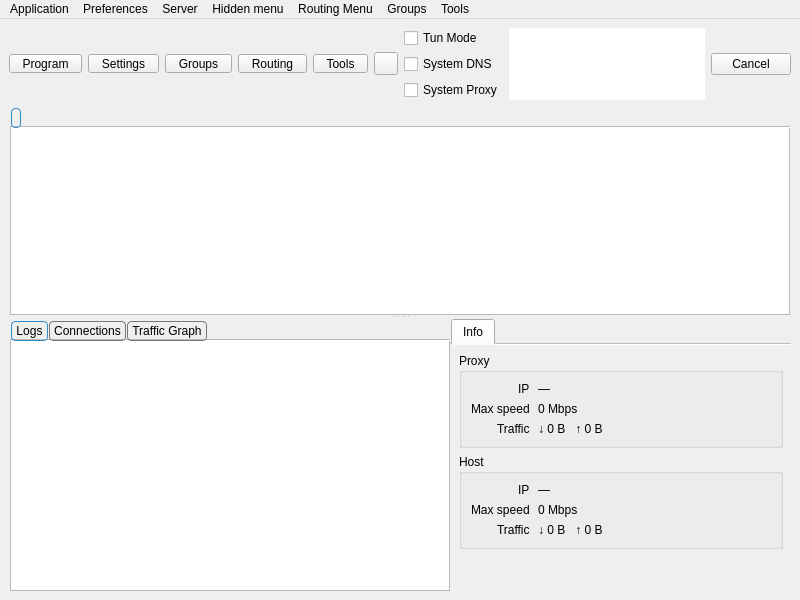
Above: include/ui/mainwindow.ui from mipselqq/waterdisco before the change. Below: the same form after it.
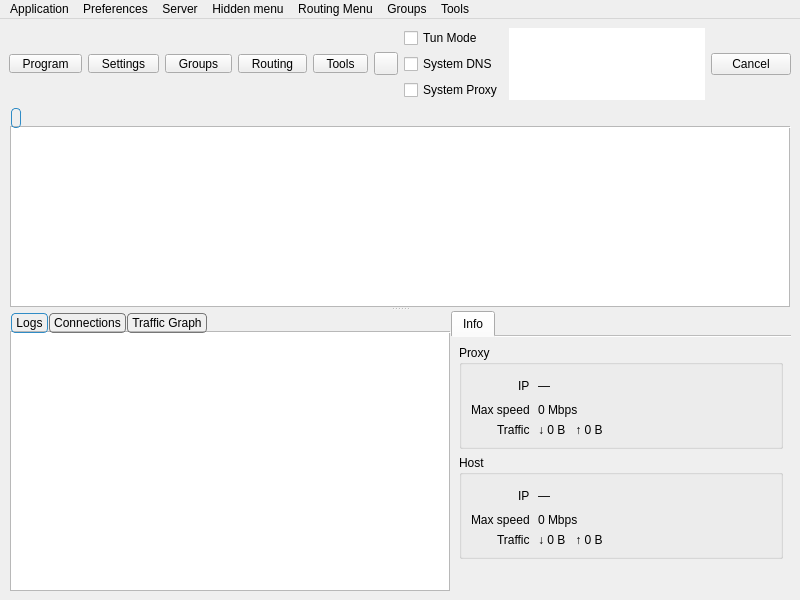
That is the form after the change. Icons and pictures are not drawn. Custom widgets are drawn as their Qt base class.

Commit message:
feat(ui): add copy buttons for Proxy and Host IP fields
Place a copy icon beside each info-panel IP value and copy the address
to the clipboard when clicked; disable the button when no IP is shown.

The edit to the form file:
```diff
--- a/include/ui/mainwindow.ui
+++ b/include/ui/mainwindow.ui
@@ -733,7 +733,34 @@
                   <property name="horizontalSpacing"><number>8</number></property>
                   <property name="labelAlignment"><set>Qt::AlignRight|Qt::AlignVCenter</set></property>
                   <item row="0" column="0"><widget class="QLabel" name="proxyIpTitle"><property name="text"><string>IP</string></property></widget></item>
-                  <item row="0" column="1"><widget class="QLabel" name="proxy_ip_value"><property name="text"><string>—</string></property></widget></item>
+                  <item row="0" column="1">
+                   <widget class="QWidget" name="proxyIpRow">
+                    <layout class="QHBoxLayout" name="proxyIpRowLayout">
+                     <property name="spacing"><number>4</number></property>
+                     <property name="leftMargin"><number>0</number></property>
+                     <property name="topMargin"><number>0</number></property>
+                     <property name="rightMargin"><number>0</number></property>
+                     <property name="bottomMargin"><number>0</number></property>
+                     <item>
+                      <widget class="QLabel" name="proxy_ip_value">
+                       <property name="text"><string>—</string></property>
+                      </widget>
+                     </item>
+                     <item>
+                      <widget class="QToolButton" name="proxy_ip_copy">
+                       <property name="toolTip"><string>Copy</string></property>
+                       <property name="autoRaise"><bool>true</bool></property>
+                      </widget>
+                     </item>
+                     <item>
+                      <spacer name="proxyIpRowSpacer">
+                       <property name="orientation"><enum>Qt::Orientation::Horizontal</enum></property>
+                       <property name="sizeHint" stdset="0"><size><width>40</width><height>20</height></size></property>
+                      </spacer>
+                     </item>
+                    </layout>
+                   </widget>
+                  </item>
                   <item row="1" column="0"><widget class="QLabel" name="proxySpeedTitle"><property name="text"><string>Max speed</string></property></widget></item>
                   <item row="1" column="1"><widget class="QLabel" name="proxy_speed_value"><property name="text"><string>0 Mbps</string></property></widget></item>
                   <item row="2" column="0"><widget class="QLabel" name="proxyTrafficTitle"><property name="text"><string>Traffic</string></property></widget></item>
@@ -748,7 +775,34 @@
                   <property name="horizontalSpacing"><number>8</number></property>
                   <property name="labelAlignment"><set>Qt::AlignRight|Qt::AlignVCenter</set></property>
                   <item row="0" column="0"><widget class="QLabel" name="hostIpTitle"><property name="text"><string>IP</string></property></widget></item>
-                  <item row="0" column="1"><widget class="QLabel" name="host_ip_value"><property name="text"><string>—</string></property></widget></item>
+                  <item row="0" column="1">
+                   <widget class="QWidget" name="hostIpRow">
+                    <layout class="QHBoxLayout" name="hostIpRowLayout">
+                     <property name="spacing"><number>4</number></property>
+                     <property name="leftMargin"><number>0</number></property>
+                     <property name="topMargin"><number>0</number></property>
+                     <property name="rightMargin"><number>0</number></property>
+                     <property name="bottomMargin"><number>0</number></property>
+                     <item>
+                      <widget class="QLabel" name="host_ip_value">
+                       <property name="text"><string>—</string></property>
+                      </widget>
+                     </item>
+                     <item>
+                      <widget class="QToolButton" name="host_ip_copy">
+                       <property name="toolTip"><string>Copy</string></property>
+                       <property name="autoRaise"><bool>true</bool></property>
+                      </widget>
+                     </item>
+                     <item>
+                      <spacer name="hostIpRowSpacer">
+                       <property name="orientation"><enum>Qt::Orientation::Horizontal</enum></property>
+                       <property name="sizeHint" stdset="0"><size><width>40</width><height>20</height></size></property>
+                      </spacer>
+                     </item>
+                    </layout>
+                   </widget>
+                  </item>
                   <item row="1" column="0"><widget class="QLabel" name="hostSpeedTitle"><property name="text"><string>Max speed</string></property></widget></item>
                   <item row="1" column="1"><widget class="QLabel" name="host_speed_value"><property name="text"><string>0 Mbps</string></property></widget></item>
                   <item row="2" column="0"><widget class="QLabel" name="hostTrafficTitle"><property name="text"><string>Traffic</string></property></widget></item>
```
The commit also changes 2 other files.
